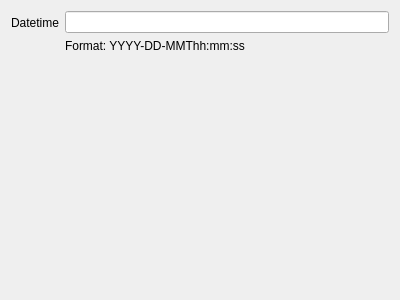
Old version of the form spinetoolbox/ui/datetime_editor.ui in the repository spine-tools/Spine-Toolbox.
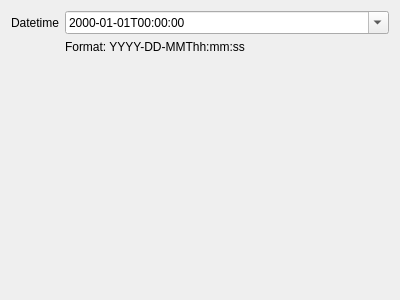
New version of the form.

Commit message:
Use real datetime edit field
In the parameter value editor window, use QDateTimeEdit with a popup
calendar instead of a plain text field.

Re #325

The edit to the form file:
```diff
--- a/spinetoolbox/ui/datetime_editor.ui
+++ b/spinetoolbox/ui/datetime_editor.ui
@@ -38,7 +38,14 @@
      <item row="0" column="1">
       <layout class="QVBoxLayout" name="edit_layout">
        <item>
-        <widget class="QLineEdit" name="datetime_edit"/>
+        <widget class="QDateTimeEdit" name="datetime_edit">
+         <property name="displayFormat">
+          <string>yyyy-MM-ddTHH:mm:ss</string>
+         </property>
+         <property name="calendarPopup">
+          <bool>true</bool>
+         </property>
+        </widget>
        </item>
        <item>
         <widget class="QLabel" name="datetime_edit_label_2">
```
Left out of the diff: 4 changed lines with no effect on the pictures. The commit also changes 2 other files.
